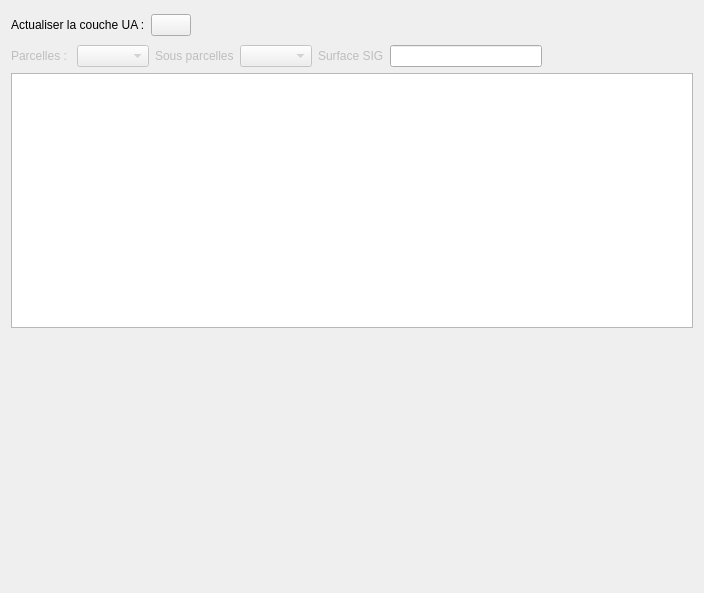
The window that qsequoia2/modules/table_check/table_check.ui (SequoiApp/Qsequoia2) describes before a commit, drawn with Qt 5.
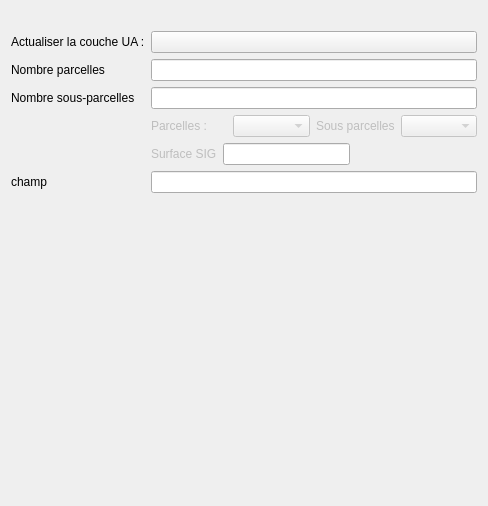
The same window after the commit.

Commit message: add get_pf and sspf_list functions

Patch:
```diff
--- a/qsequoia2/modules/table_check/table_check.ui
+++ b/qsequoia2/modules/table_check/table_check.ui
@@ -6,39 +6,77 @@
    <rect>
     <x>0</x>
     <y>0</y>
-    <width>704</width>
-    <height>593</height>
+    <width>488</width>
+    <height>506</height>
    </rect>
   </property>
   <property name="windowTitle">
    <string>Form</string>
   </property>
-  <layout class="QVBoxLayout" name="verticalLayout_main">
-   <item>
-    <layout class="QHBoxLayout" name="horizontalLayout">
+  <layout class="QFormLayout" name="formLayout">
+   <item row="1" column="0">
+    <widget class="QLabel" name="lbl_refresh">
+     <property name="text">
+      <string>Actualiser la couche UA :</string>
+     </property>
+    </widget>
+   </item>
+   <item row="1" column="1">
+    <widget class="QPushButton" name="btn_refresh">
+     <property name="text">
+      <string/>
+     </property>
+    </widget>
+   </item>
+   <item row="2" column="0">
+    <widget class="QLabel" name="label">
+     <property name="text">
+      <string>Nombre parcelles</string>
+     </property>
+    </widget>
+   </item>
+   <item row="2" column="1">
+    <widget class="QLineEdit" name="le_nb_pf">
+     <property name="readOnly">
+      <bool>true</bool>
+     </property>
+    </widget>
+   </item>
+   <item row="3" column="0">
+    <widget class="QLabel" name="label_2">
+     <property name="text">
+      <string>Nombre sous-parcelles</string>
+     </property>
+    </widget>
+   </item>
+   <item row="3" column="1">
+    <widget class="QLineEdit" name="le_nb_sspf">
+     <property name="readOnly">
+      <bool>true</bool>
+     </property>
+    </widget>
+   </item>
+   <item row="5" column="1">
+    <layout class="QHBoxLayout" name="horizontalLayout_6">
      <item>
-      <widget class="QLabel" name="lbl_refresh">
-       <property name="text">
-        <string>Actualiser la couche UA :</string>
+      <widget class="QLabel" name="lbl_surf">
+       <property name="enabled">
+        <bool>false</bool>
        </property>
-      </widget>
-     </item>
-     <item>
-      <widget class="QPushButton" name="btn_refresh">
        <property name="text">
-        <string/>
+        <string>Surface SIG</string>
        </property>
       </widget>
      </item>
      <item>
-      <widget class="QLabel" name="lbl_ua_status">
-       <property name="text">
-        <string>&lt;html&gt;&lt;head/&gt;&lt;body&gt;&lt;p align=&quot;right&quot;&gt;&lt;br/&gt;&lt;/p&gt;&lt;/body&gt;&lt;/html&gt;</string>
+      <widget class="QLineEdit" name="le_surf">
+       <property name="readOnly">
+        <bool>true</bool>
        </property>
       </widget>
      </item>
      <item>
-      <spacer name="horizontalSpacer">
+      <spacer name="horizontalSpacer_4">
        <property name="orientation">
         <enum>Qt::Horizontal</enum>
        </property>
@@ -52,7 +90,7 @@
      </item>
     </layout>
    </item>
-   <item>
+   <item row="4" column="1">
     <layout class="QHBoxLayout" name="horizontalLayout_3">
      <item>
       <widget class="QLabel" name="lbl_pf">
@@ -88,53 +126,24 @@
        </property>
       </widget>
      </item>
-     <item>
-      <widget class="QLabel" name="lbl_surf">
-       <property name="enabled">
-        <bool>false</bool>
-       </property>
-       <property name="text">
-        <string>Surface SIG</string>
-       </property>
-      </widget>
-     </item>
-     <item>
-      <widget class="QLineEdit" name="le_surf">
-       <property name="readOnly">
-        <bool>true</bool>
-       </property>
-      </widget>
-     </item>
-     <item>
-      <spacer name="spacer_filters">
-       <property name="orientation">
-        <enum>Qt::Horizontal</enum>
-       </property>
-       <property name="sizeHint" stdset="0">
-        <size>
-         <width>0</width>
-         <height>0</height>
-        </size>
-       </property>
-      </spacer>
-     </item>
     </layout>
    </item>
-   <item>
-    <widget class="QTableWidget" name="forestTable"/>
+   <item row="6" column="0">
+    <widget class="QLabel" name="lb_champ">
+     <property name="text">
+      <string>champ</string>
+     </property>
+    </widget>
    </item>
-   <item>
-    <spacer name="verticalSpacer">
-     <property name="orientation">
-      <enum>Qt::Vertical</enum>
+   <item row="6" column="1">
+    <widget class="QLineEdit" name="le_data"/>
+   </item>
+   <item row="0" column="1">
+    <widget class="QLabel" name="lbl_ua_status">
+     <property name="text">
+      <string/>
      </property>
-     <property name="sizeHint" stdset="0">
-      <size>
-       <width>20</width>
-       <height>40</height>
-      </size>
-     </property>
-    </spacer>
+    </widget>
    </item>
   </layout>
  </widget>
```
The commit also changes 2 other files.
